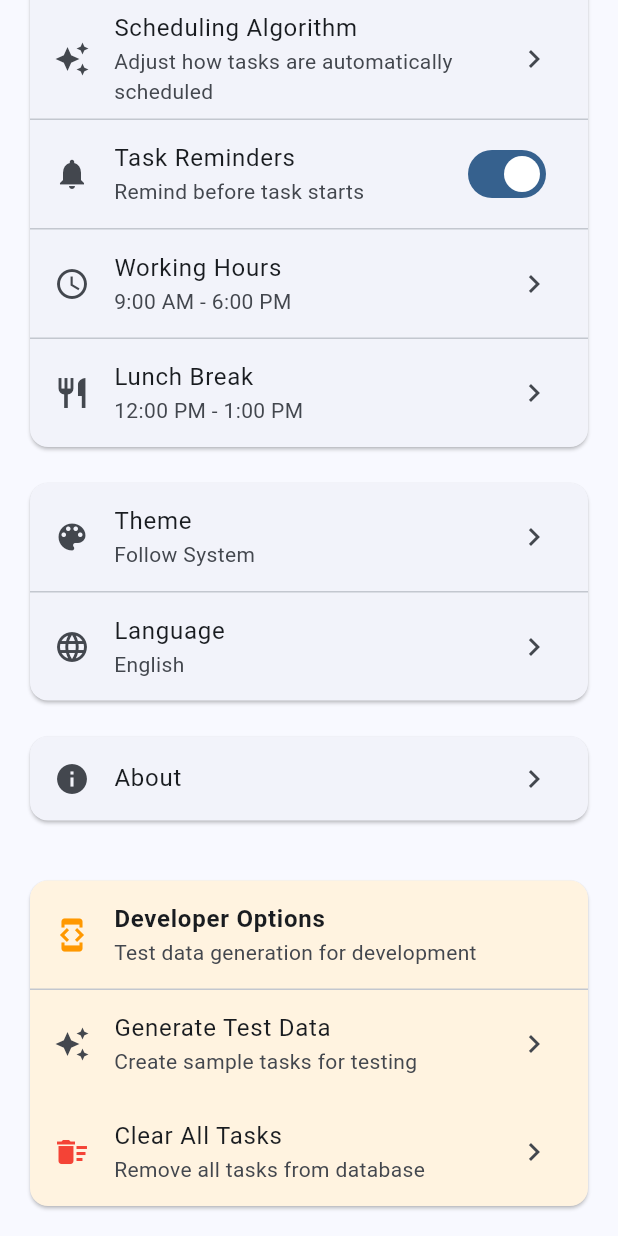
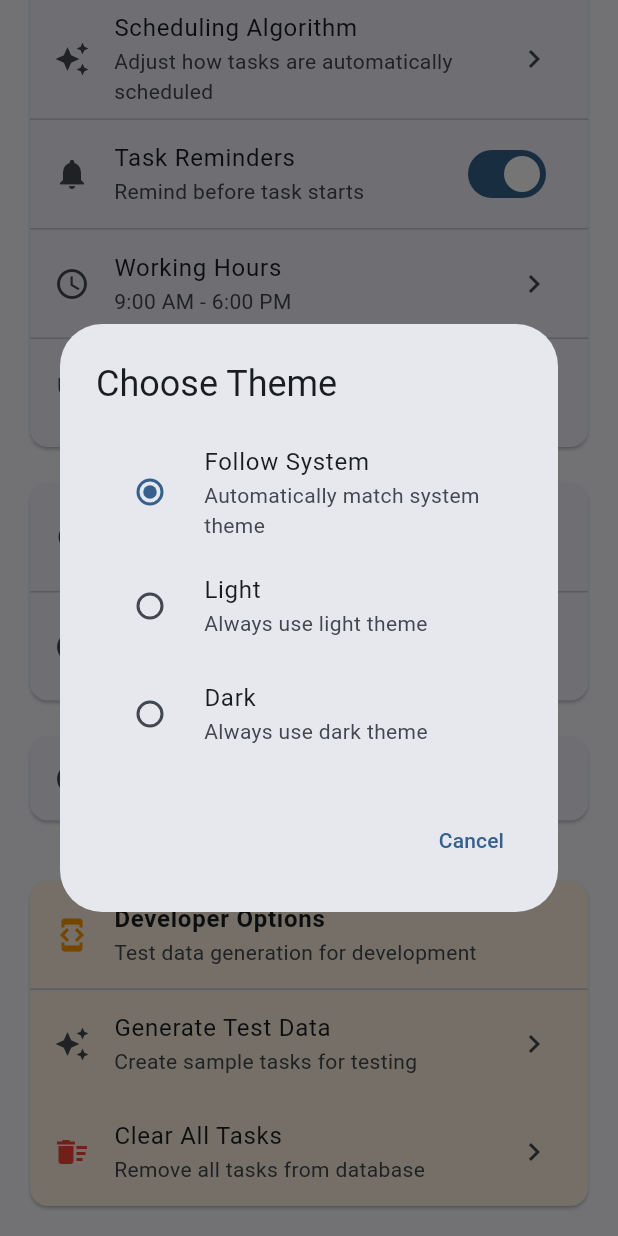
Before and after one commit to leggg-tt/smart_time_manager, a Flutter app: the _GeneralSettings widget shown alone on an empty page, opened directly, scrolled down 94 dp, after a tap on "Theme", on a phone screen of 412 x 824 dp. Run offline on Flutter 3.47's test engine with Material 3 defaults, Android fonts, the phone set to English and light mode, and no system bars; our stand-ins replace fl_chart, permission_handler, shared_preferences, speech_to_text, sqflite, table_calendar; accounts and stored records are empty; statements that could not run were skipped.

Commit message:
19 change

```diff
--- /dev/null
+++ b/lib/providers/theme_provider.dart
@@ -0,0 +1,52 @@
+import 'package:flutter/material.dart';
+import 'package:shared_preferences/shared_preferences.dart';
+
+enum AppThemeMode { system, light, dark }
+
+class ThemeProvider extends ChangeNotifier {
+  static const String _themeKey = 'app_theme_mode';
+
+  AppThemeMode _themeMode = AppThemeMode.system;
+
+  AppThemeMode get themeMode => _themeMode;
+
+  ThemeProvider() {
+    _loadTheme();
+  }
+
+  Future<void> _loadTheme() async {
+    final prefs = await SharedPreferences.getInstance();
+    final themeIndex = prefs.getInt(_themeKey) ?? 0;
+    _themeMode = AppThemeMode.values[themeIndex];
+    notifyListeners();
+  }
+
+  Future<void> setThemeMode(AppThemeMode mode) async {
+    _themeMode = mode;
+    final prefs = await SharedPreferences.getInstance();
+    await prefs.setInt(_themeKey, mode.index);
+    notifyListeners();
+  }
+
+  ThemeMode get actualThemeMode {
+    switch (_themeMode) {
+      case AppThemeMode.light:
+        return ThemeMode.light;
+      case AppThemeMode.dark:
+        return ThemeMode.dark;
+      case AppThemeMode.system:
+        return ThemeMode.system;
+    }
+  }
+
+  String get themeModeText {
+    switch (_themeMode) {
+      case AppThemeMode.system:
+        return 'Follow System';
+      case AppThemeMode.light:
+        return 'Light';
+      case AppThemeMode.dark:
+        return 'Dark';
+    }
+  }
+}
--- a/lib/screens/settings_screen.dart
+++ b/lib/screens/settings_screen.dart
@@ -8,6 +8,8 @@ import '../widgets/add_time_block_dialog.dart';
 import '../widgets/pomodoro_settings_dialog.dart';
 import '../widgets/scheduler_preferences_dialog.dart';
 import '../services/test_data_generator.dart';
+import '../providers/theme_provider.dart';
+import '../widgets/theme_selector_dialog.dart';
 
 // 主组件SettingsScreen
 class SettingsScreen extends StatelessWidget {
@@ -302,13 +304,19 @@ class _GeneralSettings extends StatelessWidget {
           child: Column(
             children: [
               ListTile(
-                // 主题设置(暂时未实现)
                 leading: const Icon(Icons.color_lens),
                 title: const Text('Theme'),
-                subtitle: const Text('Follow System'),
+                subtitle: Consumer<ThemeProvider>(
+                  builder: (context, provider, child) {
+                    return Text(provider.themeModeText);
+                  },
+                ),
                 trailing: const Icon(Icons.chevron_right),
                 onTap: () {
-                  // TODO: 实现主题设置
+                  showDialog(
+                    context: context,
+                    builder: (context) => const ThemeSelectorDialog(),
+                  );
                 },
               ),
               const Divider(height: 1),
--- /dev/null
+++ b/lib/widgets/theme_selector_dialog.dart
@@ -0,0 +1,63 @@
+import 'package:flutter/material.dart';
+import 'package:provider/provider.dart';
+import '../providers/theme_provider.dart';
+
+class ThemeSelectorDialog extends StatelessWidget {
+  const ThemeSelectorDialog({super.key});
+
+  @override
+  Widget build(BuildContext context) {
+    final themeProvider = context.watch<ThemeProvider>();
+
+    return AlertDialog(
+      title: const Text('Choose Theme'),
+      content: Column(
+        mainAxisSize: MainAxisSize.min,
+        children: [
+          RadioListTile<AppThemeMode>(
+            title: const Text('Follow System'),
+            subtitle: const Text('Automatically match system theme'),
+            value: AppThemeMode.system,
+            groupValue: themeProvider.themeMode,
+            onChanged: (value) {
+              if (value != null) {
+                themeProvider.setThemeMode(value);
+                Navigator.of(context).pop();
+              }
+            },
+          ),
+          RadioListTile<AppThemeMode>(
+            title: const Text('Light'),
+            subtitle: const Text('Always use light theme'),
+            value: AppThemeMode.light,
+            groupValue: themeProvider.themeMode,
+            onChanged: (value) {
+              if (value != null) {
+                themeProvider.setThemeMode(value);
+                Navigator.of(context).pop();
+              }
+            },
+          ),
+          RadioListTile<AppThemeMode>(
+            title: const Text('Dark'),
+            subtitle: const Text('Always use dark theme'),
+            value: AppThemeMode.dark,
+            groupValue: themeProvider.themeMode,
+            onChanged: (value) {
+              if (value != null) {
+                themeProvider.setThemeMode(value);
+                Navigator.of(context).pop();
+              }
+            },
+          ),
+        ],
+      ),
+      actions: [
+        TextButton(
+          onPressed: () => Navigator.of(context).pop(),
+          child: const Text('Cancel'),
+        ),
+      ],
+    );
+  }
+}
```
Also changed, not shown: lib/main.dart (+23 -1 lines).
